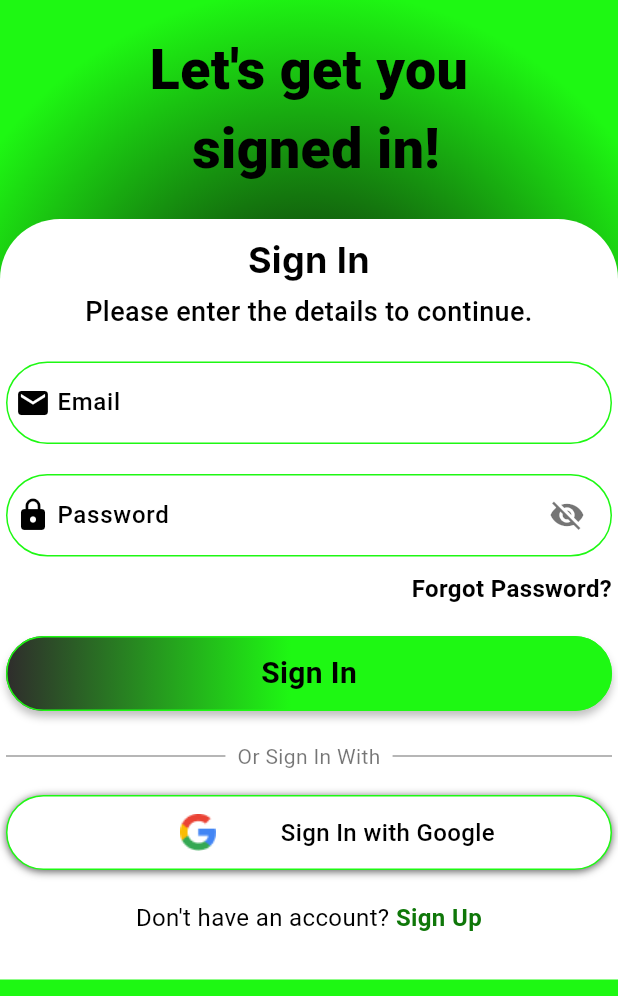
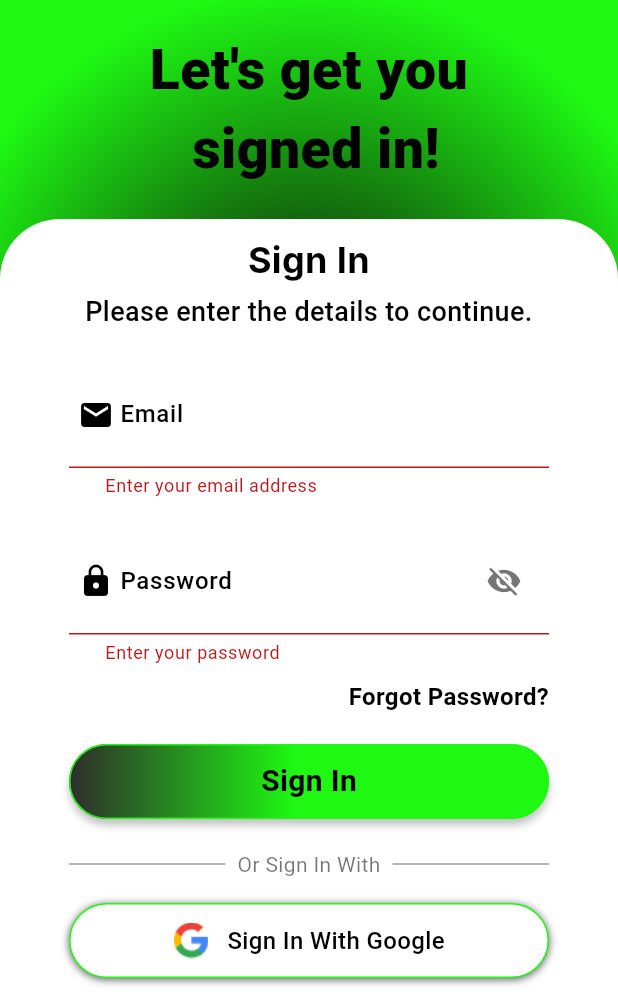
Before and after one commit to Alvin11David/UGANDA-EXPLORE, a Flutter app: the SignInScreen screen opened directly, after a tap on "Sign In", on a phone screen of 412 x 824 dp, the part 240-1236 px from its top. Run offline on Flutter 3.47's test engine with Material 3 defaults, Android fonts, the phone set to English and light mode, and no system bars; our stand-ins replace cloud_firestore, firebase_auth, firebase_core, flutter_svg; accounts and stored records are empty; Roboto replaces fonts that are missing (Inter, Outfit, Poppins).

Commit message:
Worked on the emulator and sign in validation

```diff
--- a/uganda_explore/lib/main.dart
+++ b/uganda_explore/lib/main.dart
@@ -1,6 +1,9 @@
 import 'package:firebase_core/firebase_core.dart';
 import 'package:flutter/material.dart';
 import 'package:uganda_explore/firebase_options.dart';
+import 'package:uganda_explore/screens/splash/onboarding_screen1.dart';
+import 'package:uganda_explore/screens/splash/onboarding_screen2.dart';
+import 'package:uganda_explore/screens/splash/onboarding_screen3.dart';
 import 'screens/auth/signup_screen.dart';
 
 void main() async {
@@ -17,6 +20,11 @@ class MyApp extends StatelessWidget {
   @override
   Widget build(BuildContext context) {
     return MaterialApp(
+      routes: {
+        '/onboarding_screen1': (context) => OnboardingScreen1(),
+        '/onboarding_screen2': (context) => OnboardingScreen2(),
+        '/onboarding_screen3': (context) => OnboardingScreen3(),
+      },
       debugShowCheckedModeBanner: false,
       title: 'Uganda Explore',
       theme: ThemeData(
--- a/uganda_explore/lib/screens/auth/sign_in_screen.dart
+++ b/uganda_explore/lib/screens/auth/sign_in_screen.dart
@@ -1,7 +1,34 @@
 import 'package:flutter/material.dart';
+import 'package:firebase_auth/firebase_auth.dart';
+import 'package:uganda_explore/screens/auth/signup_screen.dart';
 
-class SignInScreen extends StatelessWidget {
+class SignInScreen extends StatefulWidget {
   const SignInScreen({super.key});
+
+  @override
+  State<SignInScreen> createState() => _SignInScreenState();
+}
+
+class _SignInScreenState extends State<SignInScreen> {
+  final GlobalKey<FormState> _formKey = GlobalKey<FormState>();
+  final TextEditingController _emailController = TextEditingController();
+  final TextEditingController _passwordController = TextEditingController();
+  final ValueNotifier<bool> _isLoading = ValueNotifier(false);
+  String? _errorMessage;
+
+  @override
+  void dispose() {
+    _emailController.dispose();
+    _passwordController.dispose();
+    _isLoading.dispose();
+    super.dispose();
+  }
+
+  void _setError(String? message) {
+    setState(() {
+      _errorMessage = message;
+    });
+  }
 
   @override
   Widget build(BuildContext context) {
@@ -36,7 +63,7 @@ class SignInScreen extends StatelessWidget {
                     width: 100,
                     height: 100,
                     fit: BoxFit.contain,
-                  )
+                  ),
                 ),
               ),
               const SizedBox(height: 20),
@@ -60,11 +87,13 @@ class SignInScreen extends StatelessWidget {
                     top: Radius.circular(40),
                   ),
                 ),
+                child: Form(
+                  key: _formKey,
                   child: Column(
                     crossAxisAlignment: CrossAxisAlignment.center,
-                  children: const [
-                    SizedBox(height: 10,),
-                    Text(
+                    children: [
+                      const SizedBox(height: 10,),
+                      const Text(
                         "Sign In",
                         style: TextStyle(
                           color: Colors.black,
@@ -74,8 +103,8 @@ class SignInScreen extends StatelessWidget {
                         ),
                         textAlign: TextAlign.center,
                       ),
-                    SizedBox(height: 5),
-                    Text(
+                      const SizedBox(height: 5),
+                      const Text(
                         "Please enter the details to continue.",
                         style: TextStyle(
                           color: Colors.black,
@@ -85,22 +114,37 @@ class SignInScreen extends StatelessWidget {
                         ),
                         textAlign: TextAlign.center,
                       ),
-                    SizedBox(height: 20),
-                    EmailField(),
-                    SizedBox(height: 20),
-                    PasswordField(),
-                    SizedBox(height: 10),
-                    ForgotPasswordLink(),
-                    SizedBox(height: 20),
-                    SignInButton(),
-                    SizedBox(height: 20),
-                    OrDivider(),
-                    SizedBox(height: 16),
-                    GoogleSignInButton(),
-                    SizedBox(height: 20),
-                    SignUpLink(),
-                    SizedBox(height: 30),
+                      const SizedBox(height: 20),
+                      EmailField(controller: _emailController),
+                      const SizedBox(height: 20),
+                      PasswordField(controller: _passwordController),
+                      const SizedBox(height: 10),
+                      const ForgotPasswordLink(),
+                      const SizedBox(height: 20),
+                      if (_errorMessage != null)
+                        Padding(
+                          padding: const EdgeInsets.symmetric(vertical: 8.0),
+                          child: Text(
+                            _errorMessage!,
+                            style: const TextStyle(color: Colors.red),
+                          ),
+                        ),
+                      SignInButton(
+                        emailController: _emailController,
+                        passwordController: _passwordController,
+                        formKey: _formKey,
+                        setError: _setError,
+                        isLoading: _isLoading,
+                      ),
+                      const SizedBox(height: 20),
+                      const OrDivider(),
+                      const SizedBox(height: 16),
+                      const GoogleSignInButton(),
+                      const SizedBox(height: 20),
+                      const SignUpLink(),
+                      const SizedBox(height: 30),
                     ],
+                  ),
                 ),
               ),
             ],
@@ -111,30 +155,30 @@ class SignInScreen extends StatelessWidget {
   }
 }
 
-class EmailField extends StatefulWidget {
-  const EmailField({super.key});
+class EmailField extends StatelessWidget {
+  final TextEditingController controller;
+  const EmailField({super.key, required this.controller});
 
-  @override
-  State<EmailField> createState() => _EmailFieldState();
+  String? _validateEmail(String? value) {
+    if (value == null || value.trim().isEmpty) {
+      return 'Enter your email address';
     }
-
-class _EmailFieldState extends State<EmailField> {
-  final TextEditingController _emailController = TextEditingController();
-
-  @override
-  void dispose() {
-    _emailController.dispose();
-    super.dispose();
+    final emailRegex = RegExp(r'^[\w-\.]+@([\w-]+\.)+[\w-]{2,4}$');
+    if (!emailRegex.hasMatch(value.trim())) {
+      return 'Enter a valid email address';
+    }
+    return null;
   }
 
   @override
   Widget build(BuildContext context) {
     return Center(
       child: SizedBox(
-        width: 450,
+        width: 320,
         child: TextFormField(
-          controller: _emailController,
+          controller: controller,
           keyboardType: TextInputType.emailAddress,
+          validator: _validateEmail,
           decoration: InputDecoration(
             labelText: 'Email',
             labelStyle: const TextStyle(
@@ -194,30 +238,30 @@ class _EmailFieldState extends State<EmailField> {
 }
 
 class PasswordField extends StatefulWidget {
-  const PasswordField({super.key});
+  final TextEditingController controller;
+  const PasswordField({super.key, required this.controller});
 
   @override
   State<PasswordField> createState() => _PasswordFieldState();
 }
 
 class _PasswordFieldState extends State<PasswordField> {
-  final TextEditingController _passwordController = TextEditingController();
   bool _isObscured = true;
-
-  @override
-  void dispose() {
-    _passwordController.dispose();
-    super.dispose();
-  }
 
   @override
   Widget build(BuildContext context) {
     return Center(
       child: SizedBox(
-        width: 450,
+        width: 320,
         child: TextFormField(
-          controller: _passwordController,
+          controller: widget.controller,
           obscureText: _isObscured,
+          validator: (value) {
+            if (value == null || value.isEmpty) {
+              return 'Enter your password';
+            }
+            return null;
+          },
           decoration: InputDecoration(
             labelText: 'Password',
             labelStyle: const TextStyle(
@@ -296,7 +340,7 @@ class ForgotPasswordLink extends StatelessWidget {
   @override
   Widget build(BuildContext context) {
     return Container(
-      width: 450,
+      width: 320,
       alignment: Alignment.centerRight,
       child: GestureDetector(
         onTap: () {
@@ -317,21 +361,57 @@ class ForgotPasswordLink extends StatelessWidget {
 }
 
 class SignInButton extends StatelessWidget {
-  const SignInButton({super.key});
+  final TextEditingController emailController;
+  final TextEditingController passwordController;
+  final GlobalKey<FormState> formKey;
+  final void Function(String?) setError;
+  final ValueNotifier<bool> isLoading;
 
-  void _onSignInPressed(BuildContext context) {
-    // You'll need to implement your authentication logic here
-    // For now, just navigate to home
-    Navigator.pushReplacementNamed(context, '/home');
+  const SignInButton({
+    super.key,
+    required this.emailController,
+    required this.passwordController,
+    required this.formKey,
+    required this.setError,
+    required this.isLoading,
+  });
+
+  Future<void> _onSignInPressed(BuildContext context) async {
+    setError(null);
+    if (!formKey.currentState!.validate()) return;
+    isLoading.value = true;
+    try {
+      await FirebaseAuth.instance.signInWithEmailAndPassword(
+        email: emailController.text.trim(),
+        password: passwordController.text,
+      );
+      Navigator.pushReplacementNamed(context, '/onboarding_screen1');
+    } on FirebaseAuthException catch (e) {
+      if (e.code == 'user-not-found') {
+        setError('No user found for that email.');
+      } else if (e.code == 'wrong-password') {
+        setError('Wrong password provided.');
+      } else {
+        setError(e.message);
+      }
+    } catch (e) {
+      print('Sign in error: $e'); // <-- This will show the real error in your debug console
+      setError('An error occurred. Please try again.');
+    } finally {
+      isLoading.value = false;
+    }
   }
 
   @override
   Widget build(BuildContext context) {
     return Center(
       child: SizedBox(
-        width: 450,
-        child: GestureDetector(
-          onTap: () => _onSignInPressed(context),
+        width: 320,
+        child: ValueListenableBuilder<bool>(
+          valueListenable: isLoading,
+          builder: (context, loading, child) {
+            return GestureDetector(
+              onTap: loading ? null : () => _onSignInPressed(context),
               child: Container(
                 height: 50,
                 decoration: ShapeDecoration(
@@ -340,7 +420,8 @@ class SignInButton extends StatelessWidget {
                     end: Alignment.centerRight,
                     colors: [
                       Color.fromARGB(255, 47, 44, 44),
-                  Color(0xFF1EF813)],
+                      Color(0xFF1EF813)
+                    ],
                     stops: [0.0, 0.47],
                   ),
                   shape: RoundedRectangleBorder(
@@ -360,7 +441,16 @@ class SignInButton extends StatelessWidget {
                   ],
                 ),
                 alignment: Alignment.center,
-            child: const Text(
+                child: loading
+                    ? const SizedBox(
+                        width: 24,
+                        height: 24,
+                        child: CircularProgressIndicator(
+                          valueColor: AlwaysStoppedAnimation<Color>(Colors.black),
+                          strokeWidth: 3,
+                        ),
+                      )
+                    : const Text(
                         'Sign In',
                         style: TextStyle(
                           color: Colors.black,
@@ -370,6 +460,8 @@ class SignInButton extends StatelessWidget {
                         ),
                       ),
               ),
+            );
+          },
         ),
       ),
     );
@@ -382,7 +474,7 @@ class OrDivider extends StatelessWidget {
   @override
   Widget build(BuildContext context) {
     return SizedBox(
-      width: 450,
+      width: 320,
       child: Row(
         children: [
           Expanded(child: Container(height: 1, color: Colors.grey)),
@@ -412,7 +504,7 @@ class GoogleSignInButton extends StatelessWidget {
   Widget build(BuildContext context) {
     return Center(
       child: SizedBox(
-        width: 450,
+        width: 320,
         child: GestureDetector(
           onTap: () {
             // Handle Google sign in
@@ -442,18 +534,19 @@ class GoogleSignInButton extends StatelessWidget {
               children: [
                   Image(
                     image: AssetImage('assets/vectors/google.png'),
-                  width: 100,
-                  height: 100,
+                    width: 24,
+                    height: 24,
                   ),
-                SizedBox(width: 5),
+                  SizedBox(width: 12),
                 Text(
-                  'Sign In with Google',
+                  'Sign In With Google',
                   style: TextStyle(
                     color: Colors.black,
                     fontSize: 16,
                     fontFamily: 'Poppins',
                     fontWeight: FontWeight.w500,
                   ),
+                  textAlign: TextAlign.center,
                 ),
               ],
             ),
@@ -472,7 +565,10 @@ class SignUpLink extends StatelessWidget {
     return Center(
       child: GestureDetector(
         onTap: () {
-          Navigator.pushNamed(context, '/signup');
+          Navigator.push(
+            context,
+            MaterialPageRoute(builder: (context) => SignUpScreen()),
+          );
         },
         child: Text.rich(
           TextSpan(
--- a/uganda_explore/lib/screens/auth/signup_screen.dart
+++ b/uganda_explore/lib/screens/auth/signup_screen.dart
@@ -1,6 +1,7 @@
 import 'package:cloud_firestore/cloud_firestore.dart';
 import 'package:firebase_auth/firebase_auth.dart';
 import 'package:flutter/material.dart';
+import 'package:uganda_explore/screens/auth/sign_in_screen.dart';
 
 class SignUpScreen extends StatefulWidget {
   const SignUpScreen({super.key});
@@ -44,6 +45,7 @@ class _SignUpScreenState extends State<SignUpScreen> {
       ScaffoldMessenger.of(context).showSnackBar(
         const SnackBar(content: Text('Sign Up Successful!')),
       );
+      Navigator.pushReplacementNamed(context, '/onboarding_screen1');
     } on FirebaseAuthException catch (e) {
       setState(() {
         _errorMessage = e.message;
@@ -94,7 +96,7 @@ class _SignUpScreenState extends State<SignUpScreen> {
         child: SingleChildScrollView(
           child: Column(
             children: [
-              const SizedBox(height: 10),
+              const SizedBox(height: 60),
               Center(
                 child: Image.asset(
                   'assets/logo/blacklogo.png',
@@ -310,7 +312,10 @@ class _SignUpScreenState extends State<SignUpScreen> {
                               cursor: SystemMouseCursors.click,
                               child: GestureDetector(
                                 onTap: () {
-                                  // Handle navigation to sign in page
+                                  Navigator.push(
+                                    context,
+                                    MaterialPageRoute(builder: (context) => SignInScreen()),
+                                  );
                                 },
                                 child: const Text(
                                   "Sign In",
--- a/uganda_explore/lib/screens/splash/onboarding_screen1.dart
+++ b/uganda_explore/lib/screens/splash/onboarding_screen1.dart
@@ -18,12 +18,12 @@ class OnboardingScreen1 extends StatelessWidget {
           ),
           // Top center logo
           Positioned(
-            top: 5,
+            top: 15,
             left: 0,
             right: 0,
             child: Center(
               child: Image.asset(
-                'logo/whiteugandaexplore.png',
+                'assets/logo/whiteugandaexplore.png',
                 width: 260,
                 height: 100,
                 fit: BoxFit.contain,
--- a/uganda_explore/lib/screens/splash/onboarding_screen2.dart
+++ b/uganda_explore/lib/screens/splash/onboarding_screen2.dart
@@ -17,7 +17,7 @@ class OnboardingScreen2 extends StatelessWidget {
           ),
         ),
         Positioned(
-          top: 0,
+          top: 90,
           bottom: 0,
           right: 0,
           child: Image.asset(
@@ -27,27 +27,27 @@ class OnboardingScreen2 extends StatelessWidget {
           ),
          ),
          Positioned(
-          top: 5,
-          left: 0,
+          top: 15,
+          left: 5,
           right: 0,
           child: Center(
             child: Image.asset(
               'assets/logo/blackugandaexplore.png',
-              width: 260,
-              height: 100,
+              width: 220,
+              height: 90,
               fit: BoxFit.contain,
             ),
           ),
          ),
          Positioned(
-          top: 25,
-          left: 20,
+          top: 38,
+          left: 2,
           child: ClipOval(
             child: BackdropFilter(
               filter: ImageFilter.blur(sigmaX: 15, sigmaY: 15),
               child: Container(
-                width: 50,
-                height: 50,
+                width: 45,
+                height: 45,
                 decoration: BoxDecoration(
                   color: Colors.white.withOpacity(0.15),
                   shape: BoxShape.circle,
--- a/uganda_explore/lib/screens/splash/onboarding_screen3.dart
+++ b/uganda_explore/lib/screens/splash/onboarding_screen3.dart
@@ -17,7 +17,7 @@ class OnboardingScreen3 extends StatelessWidget {
           ),
         ),
         Positioned(
-          top: 0,
+          top: 90,
           bottom: 0,
           right: 0,
           child: Image.asset(
@@ -27,12 +27,12 @@ class OnboardingScreen3 extends StatelessWidget {
           ),
          ),
          Positioned(
-          top: 5,
-          left: 0,
+          top: 15,
+          left: 5,
           right: 0,
           child: Center(
             child: Image.asset(
-              'assets/logo/blackugandaexplore.png',
+              'assets/logo/whiteugandaexplore.png',
               width: 260,
               height: 100,
               fit: BoxFit.contain,
@@ -40,14 +40,14 @@ class OnboardingScreen3 extends StatelessWidget {
           ),
          ),
          Positioned(
-          top: 25,
-          left: 20,
+          top: 38,
+          left: 2,
           child: ClipOval(
             child: BackdropFilter(
               filter: ImageFilter.blur(sigmaX: 15, sigmaY: 15),
               child: Container(
-                width: 50,
-                height: 50,
+                width: 45,
+                height: 45,
                 decoration: BoxDecoration(
                   color: Colors.white.withOpacity(0.15),
                   shape: BoxShape.circle,
@@ -100,6 +100,15 @@ class OnboardingScreen3 extends StatelessWidget {
                         ),
                         const SizedBox(width: 12,),
                         Container(
+                          width: 15,
+                          height: 15,
+                          decoration: const BoxDecoration(
+                            shape: BoxShape.circle,
+                            color: Color(0xFF1FF813),
+                          ),
+                        ),
+                        const SizedBox(width: 12,),
+                        Container(
                           width: 20,
                           height: 20,
                           decoration: BoxDecoration(
@@ -109,15 +118,6 @@ class OnboardingScreen3 extends StatelessWidget {
                               width: 3,
                           ),
                           color: Colors.transparent,
-                          ),
-                        ),
-                        const SizedBox(width: 12,),
-                        Container(
-                          width: 15,
-                          height: 15,
-                          decoration: const BoxDecoration(
-                            shape: BoxShape.circle,
-                            color: Color(0xFF1FF813),
                           ),
                         ),
                       ]
```
Lines whose indentation alone changed are shown as unchanged.
